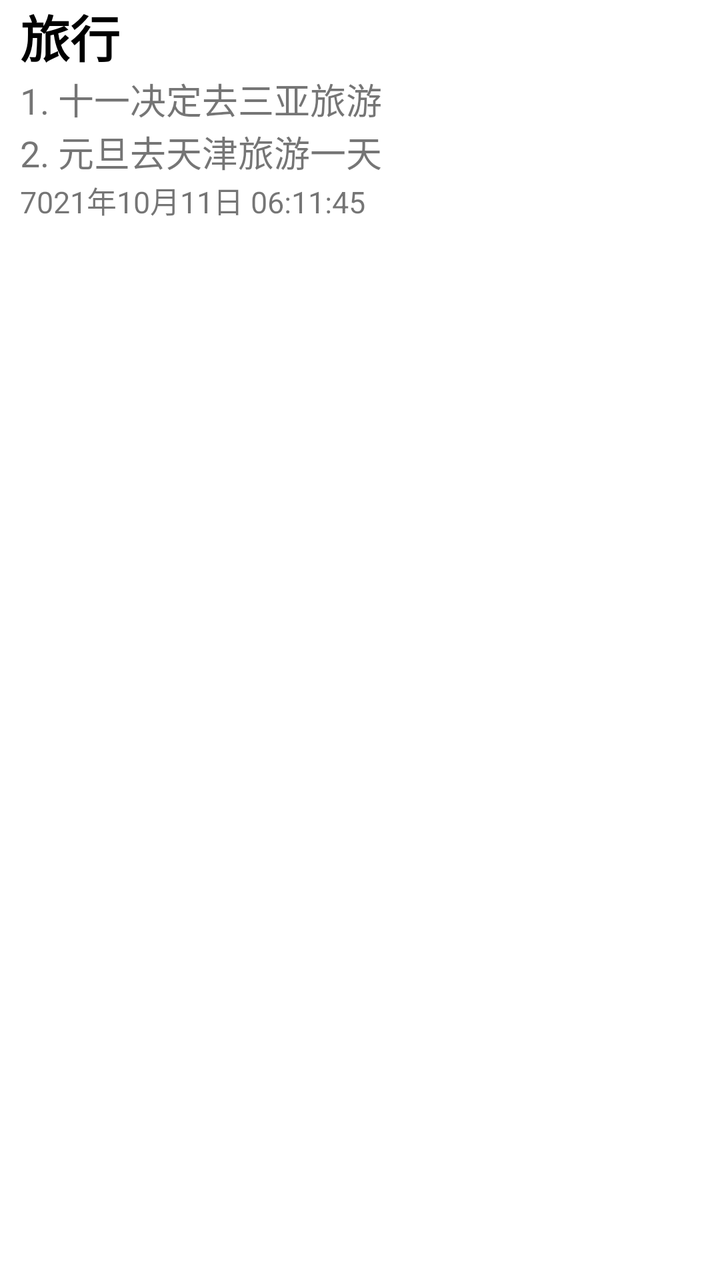
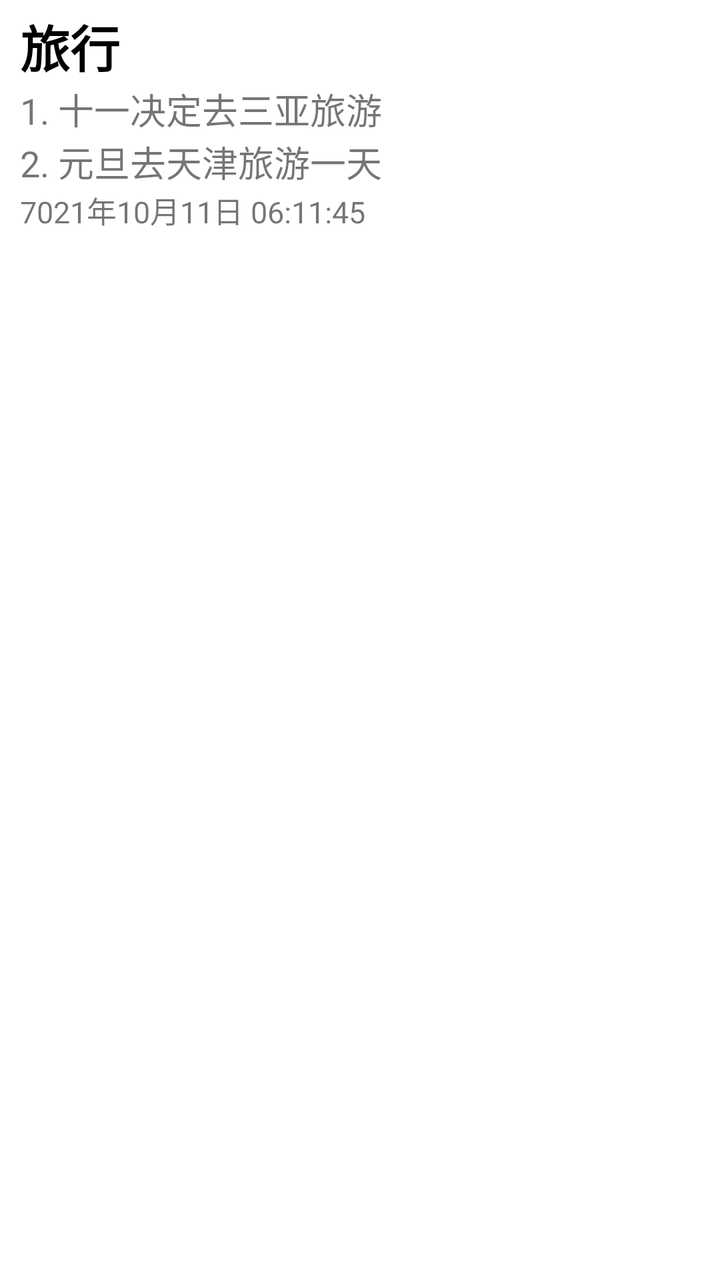

An Android layout rendered at two revisions. The XML below is the earlier revision; the diff shows what the commit changed to produce the second picture.
<!-- AndroidManifest.xml: application theme Theme.Notepad -->
<!-- res/layout/activity_note_item.xml -->
<?xml version="1.0" encoding="utf-8"?>
<LinearLayout xmlns:android="http://schemas.android.com/apk/res/android"
    xmlns:app="http://schemas.android.com/apk/res-auto"
    xmlns:tools="http://schemas.android.com/tools"
    android:id="@+id/main_note_list"
    android:layout_width="match_parent"
    android:layout_height="wrap_content"
    android:orientation="vertical"
    tools:context=".NoteItem">

    <TextView
        android:id="@+id/note_title"
        android:layout_width="match_parent"
        android:layout_height="wrap_content"
        android:paddingLeft="10dp"
        android:text="旅行"
        android:textColor="#000000"
        android:textSize="25sp"
        android:textStyle="bold" />

    <TextView
        android:id="@+id/note_desc"
        android:layout_width="match_parent"
        android:layout_height="wrap_content"
        android:lines="2"
        android:maxLines="2"
        android:minLines="2"
        android:paddingLeft="10dp"
        android:text="1. 十一决定去三亚旅游\n2. 元旦去天津旅游一天"
        android:textSize="18sp" />

    <TextView
        android:id="@+id/note_date"
        android:layout_width="match_parent"
        android:layout_height="wrap_content"
        android:paddingLeft="10dp"
        android:text="7021年10月11日 06:11:45"
        android:textSize="15sp" />
</LinearLayout>
<!-- resources referenced by this layout -->
<resources>
  <style name="Theme.Notepad" parent="Theme.MaterialComponents.DayNight.NoActionBar">
          
          <item name="colorPrimary">@color/purple_500</item>
          <item name="colorPrimaryVariant">@color/purple_700</item>
          <item name="colorOnPrimary">@color/white</item>
          
          <item name="colorSecondary">@color/teal_200</item>
          <item name="colorSecondaryVariant">@color/teal_700</item>
          <item name="colorOnSecondary">@color/black</item>
          
          <item name="android:statusBarColor">?attr/colorPrimaryVariant</item>
          
      </style>
  <color name="purple_500">#FF6200EE</color>
  <color name="purple_700">#FF3700B3</color>
  <color name="white">#FFFFFFFF</color>
  <color name="teal_200">#FF03DAC5</color>
  <color name="teal_700">#FF018786</color>
  <color name="black">#FF000000</color>
</resources>

<!-- the commit's change to res/layout/activity_note_item.xml (unified diff, before → after) -->
@@ -5,7 +5,10 @@
     android:id="@+id/main_note_list"
     android:layout_width="match_parent"
     android:layout_height="wrap_content"
+    android:background="@drawable/shape_corners"
     android:orientation="vertical"
+    android:paddingTop="5dp"
+    android:paddingBottom="5dp"
     tools:context=".NoteItem">
 
     <TextView
<!-- resource entries referenced after the edit -->
@@ -1,5 +1,12 @@
 <!-- resources referenced by this layout -->
 <resources>
+  <!-- drawable shape_corners (drawable) -->
+  <?xml version="1.0" encoding="utf-8"?>
+  <shape android:shape="rectangle"
+      xmlns:android="http://schemas.android.com/apk/res/android">
+      <corners android:radius="15dp"/>
+      <solid android:color="@color/white"/>
+  </shape>
   <style name="Theme.Notepad" parent="Theme.MaterialComponents.DayNight.NoActionBar">
           
           <item name="colorPrimary">@color/purple_500</item>
